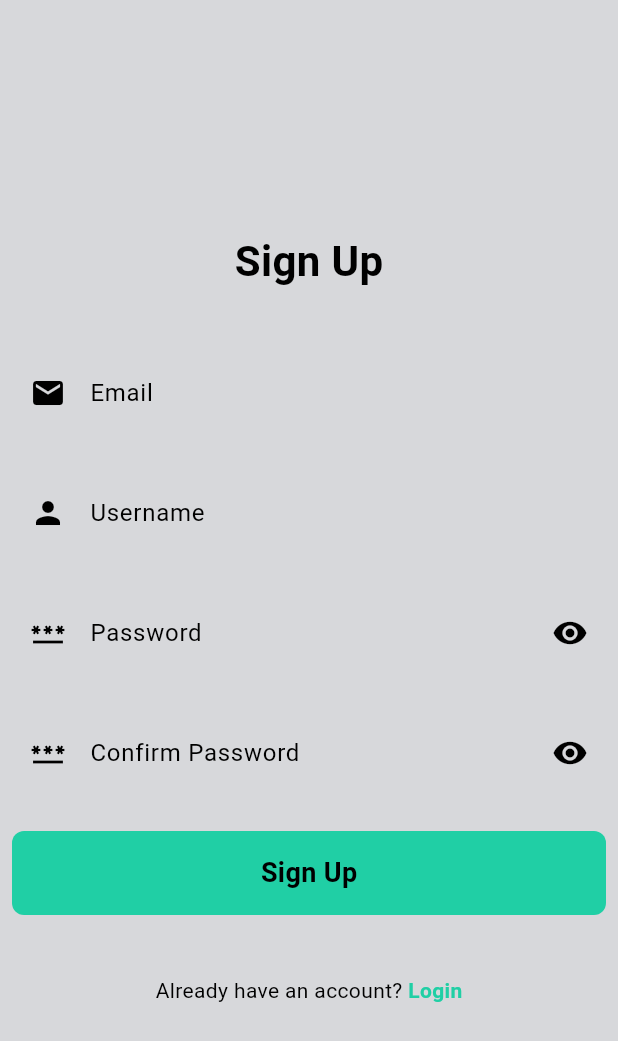
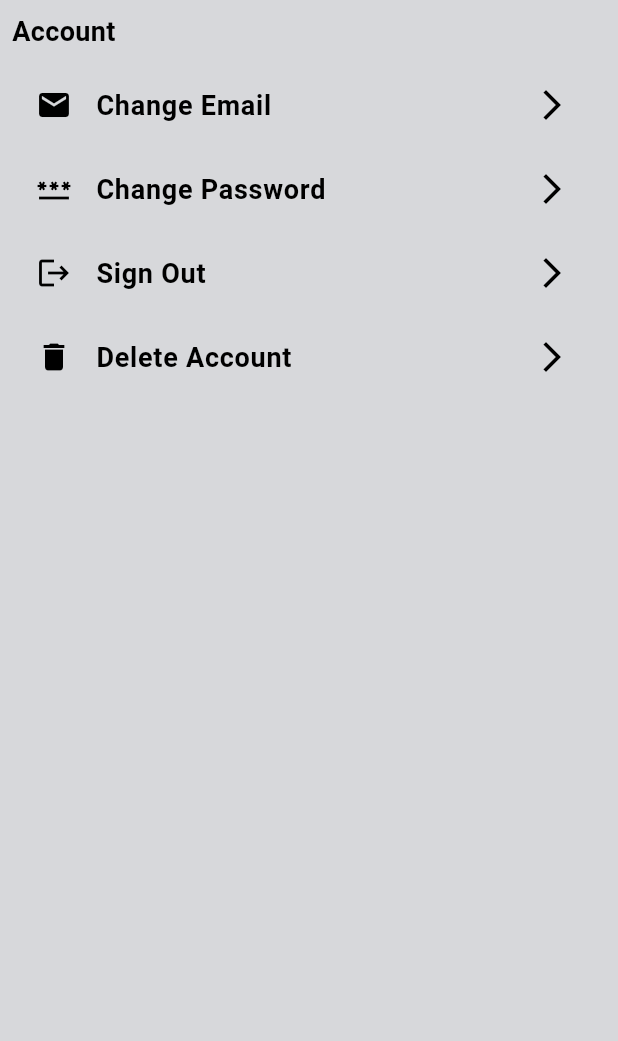
Before and after one commit to LanzoMA/sprinter_mobile, a Flutter app: the screen it shows after launch, after a tap on "Login", after a tap on "Sign up", on a phone screen of 412 x 824 dp. Shown: the top 1041 px of the screen. Run offline on Flutter 3.47's test engine with Material 3 defaults, Android fonts, the light colour scheme and no system bars; our stand-ins replace dio, flutter_secure_storage, go_router.

Commit message:
created settings page and added jwt authentication

```diff
--- /dev/null
+++ b/lib/components/account_setting_tile.dart
@@ -0,0 +1,31 @@
+import 'package:flutter/material.dart';
+
+class AccountSettingTile extends StatelessWidget {
+  final IconData icon;
+  final String title;
+  final Function()? onTap;
+
+  const AccountSettingTile({
+    super.key,
+    required this.icon,
+    required this.title,
+    required this.onTap,
+  });
+
+  @override
+  Widget build(BuildContext context) {
+    return ListTile(
+      leading: Icon(icon),
+      title: Text(
+        title,
+        style: const TextStyle(
+          fontWeight: FontWeight.bold,
+          fontSize: 18,
+        ),
+      ),
+      trailing: const Icon(Icons.arrow_forward_ios),
+      // tileColor: Theme.of(context).colorScheme.surface,
+      onTap: onTap,
+    );
+  }
+}
--- a/lib/pages/login_page.dart
+++ b/lib/pages/login_page.dart
@@ -3,7 +3,8 @@ import 'package:flutter/material.dart';
 import 'package:go_router/go_router.dart';
 import 'package:sprinter_mobile/components/sprinter_button.dart';
 import 'package:sprinter_mobile/components/sprinter_text_field.dart';
-import 'package:sprinter_mobile/utils/constants.dart';
+import 'package:sprinter_mobile/utils/dio.dart';
+import 'package:sprinter_mobile/utils/secure_storage.dart';
 
 class LoginPage extends StatefulWidget {
   const LoginPage({super.key});
@@ -43,7 +44,11 @@ class _LoginPageState extends State<LoginPage> {
     try {
       final response = await dio.post('/login', data: data);
 
-      context.go('/home');
+      final accessToken = response.data['accessToken'];
+
+      await storeAccessToken(accessToken);
+
+      context.go('/settings');
     } on DioException catch (error) {
       if (error.response != null && error.response?.statusCode == 401) {
         setState(() {
--- /dev/null
+++ b/lib/pages/settings/settings_page.dart
@@ -0,0 +1,68 @@
+import 'package:flutter/material.dart';
+import 'package:go_router/go_router.dart';
+import 'package:sprinter_mobile/components/account_setting_tile.dart';
+import 'package:sprinter_mobile/utils/secure_storage.dart';
+
+class SettingsPage extends StatelessWidget {
+  const SettingsPage({super.key});
+
+  @override
+  Widget build(BuildContext context) {
+    return Scaffold(
+      body: Padding(
+        padding: const EdgeInsets.all(8.0),
+        child: ListView(
+          children: [
+            const Text(
+              'Account',
+              style: TextStyle(
+                fontWeight: FontWeight.bold,
+                fontSize: 18,
+              ),
+            ),
+            const SizedBox(height: 8),
+            Container(
+              decoration: BoxDecoration(
+                color: Theme.of(context).colorScheme.surface,
+                borderRadius: BorderRadius.circular(8.0),
+              ),
+              child: Column(
+                children: [
+                  AccountSettingTile(
+                    icon: Icons.email,
+                    title: 'Change Email',
+                    onTap: () {
+                      context.push('/settings/account/email');
+                    },
+                  ),
+                  AccountSettingTile(
+                    icon: Icons.password,
+                    title: 'Change Password',
+                    onTap: () {
+                      context.push('/settings/account/password');
+                    },
+                  ),
+                  AccountSettingTile(
+                    icon: Icons.logout,
+                    title: 'Sign Out',
+                    onTap: () async {
+                      await deleteAccessToken();
+                      context.go('/login');
+                    },
+                  ),
+                  AccountSettingTile(
+                    icon: Icons.delete,
+                    title: 'Delete Account',
+                    onTap: () {
+                      context.push('/settings/account/delete');
+                    },
+                  ),
+                ],
+              ),
+            )
+          ],
+        ),
+      ),
+    );
+  }
+}
--- a/lib/pages/sign_up_page.dart
+++ b/lib/pages/sign_up_page.dart
@@ -3,7 +3,7 @@ import 'package:flutter/material.dart';
 import 'package:go_router/go_router.dart';
 import 'package:sprinter_mobile/components/sprinter_button.dart';
 import 'package:sprinter_mobile/components/sprinter_text_field.dart';
-import 'package:sprinter_mobile/utils/constants.dart';
+import 'package:sprinter_mobile/utils/dio.dart';
 
 class SignUpPage extends StatefulWidget {
   const SignUpPage({super.key});
--- a/lib/utils/router.dart
+++ b/lib/utils/router.dart
@@ -1,11 +1,31 @@
 import 'package:go_router/go_router.dart';
+import 'package:sprinter_mobile/pages/settings/change_email_page.dart';
 import 'package:sprinter_mobile/pages/login_page.dart';
 import 'package:sprinter_mobile/pages/main_page.dart';
+import 'package:sprinter_mobile/pages/settings/change_password_page.dart';
+import 'package:sprinter_mobile/pages/settings/delete_account_page.dart';
+import 'package:sprinter_mobile/pages/settings/settings_page.dart';
 import 'package:sprinter_mobile/pages/sign_up_page.dart';
+import 'package:sprinter_mobile/utils/secure_storage.dart';
 
 final router = GoRouter(
   initialLocation: '/login',
-  redirect: (context, state) async => null,
+  redirect: (context, state) async {
+    final String? token = await getAccessToken();
+
+    final bool onAuthPage =
+        state.fullPath == '/login' || state.fullPath == '/signup';
+
+    if (token != null && onAuthPage) {
+      return '/settings';
+    }
+
+    if (token == null && !onAuthPage) {
+      return '/login';
+    }
+
+    return null;
+  },
   routes: [
     GoRoute(
       path: '/login',
@@ -35,5 +55,21 @@ final router = GoRouter(
       path: '/profile',
       builder: (context, state) => const MainPage(index: 4),
     ),
+    GoRoute(
+      path: '/settings',
+      builder: (context, state) => const SettingsPage(),
+    ),
+    GoRoute(
+      path: '/settings/account/email',
+      builder: (context, state) => const ChangeEmailPage(),
+    ),
+    GoRoute(
+      path: '/settings/account/password',
+      builder: (context, state) => const ChangePasswordPage(),
+    ),
+    GoRoute(
+      path: '/settings/account/delete',
+      builder: (context, state) => const DeleteAccountPage(),
+    ),
   ],
 );
--- /dev/null
+++ b/lib/utils/secure_storage.dart
@@ -0,0 +1,15 @@
+import 'package:flutter_secure_storage/flutter_secure_storage.dart';
+
+const secureStorage = FlutterSecureStorage();
+
+Future<void> storeAccessToken(String token) async {
+  await secureStorage.write(key: 'jwt_access_token', value: token);
+}
+
+Future<String?> getAccessToken() async {
+  return await secureStorage.read(key: 'jwt_access_token');
+}
+
+Future<void> deleteAccessToken() async {
+  await secureStorage.delete(key: 'jwt_access_token');
+}
--- a/pubspec.yaml
+++ b/pubspec.yaml
@@ -10,6 +10,7 @@ dependencies:
   dio: ^5.7.0
   flutter:
     sdk: flutter
+  flutter_secure_storage: ^9.2.2
   go_router: ^14.6.0
 
 dev_dependencies:
```
Also changed, not shown: lib/pages/settings/change_email_page.dart (added, +16 -0 lines), lib/pages/settings/change_password_page.dart (added, +16 -0 lines), lib/pages/settings/delete_account_page.dart (added, +16 -0 lines), lib/utils/dio.dart (renamed from lib/utils/constants.dart), pubspec.lock, 5 other files.
